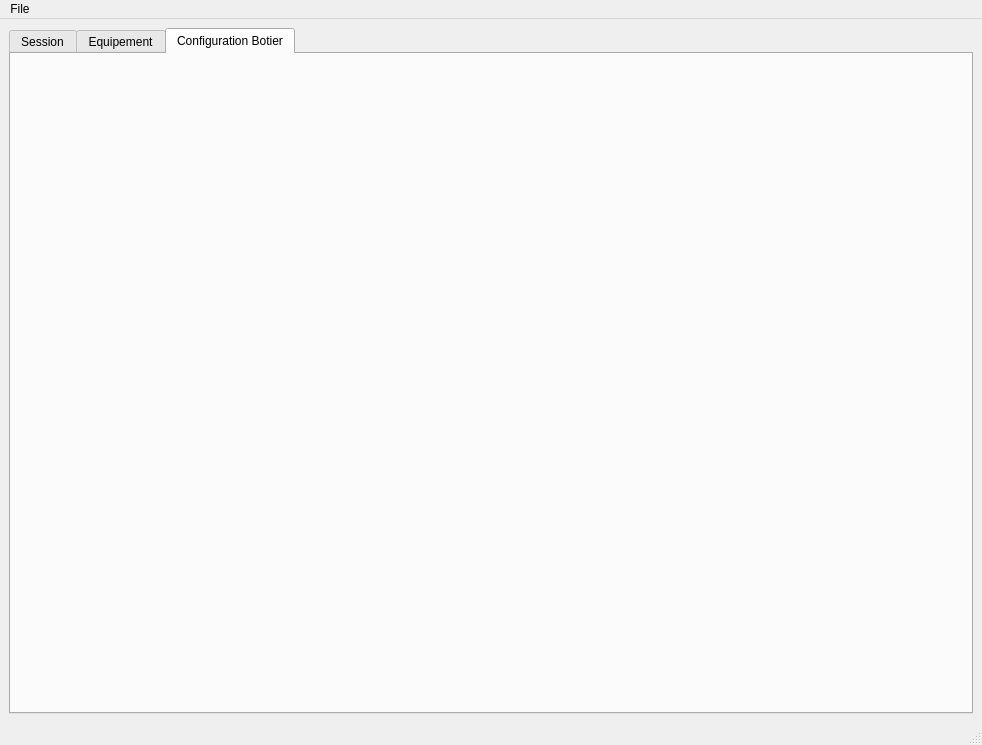
ThomasLeMezo/seafoil-tools, file seafoil-log-analyzer/ui/main_window.ui: the form before one commit.
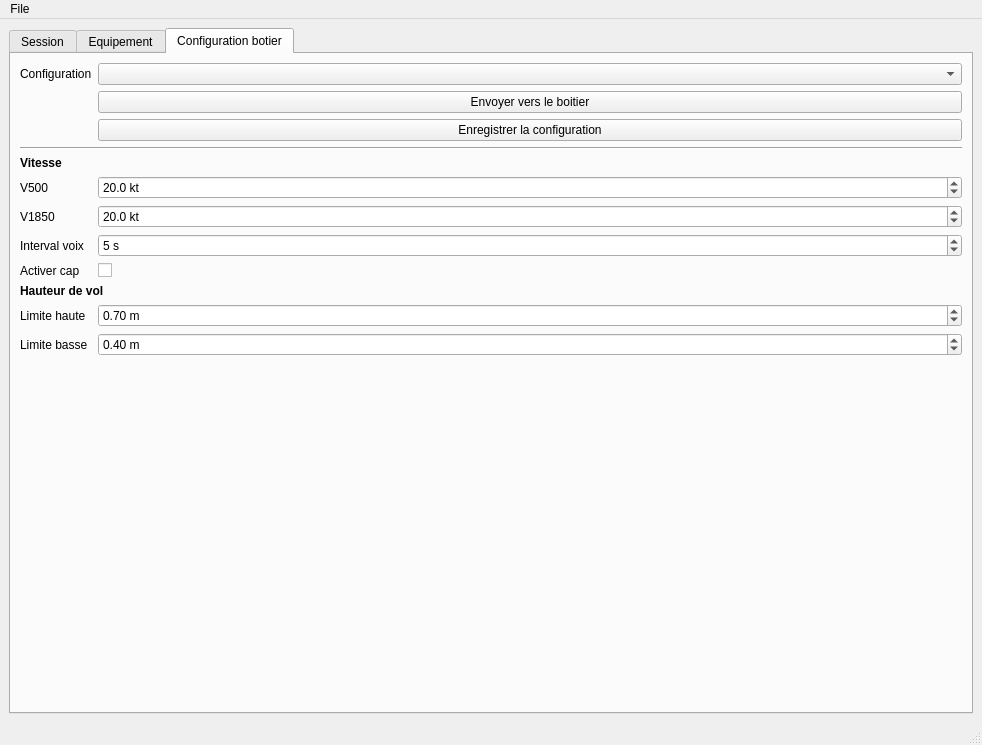
The form after the commit. The open tabs and pages were chosen to show the change.

Patch:
```diff
--- a/seafoil-log-analyzer/ui/main_window.ui
+++ b/seafoil-log-analyzer/ui/main_window.ui
@@ -77,8 +77,214 @@
       </widget>
       <widget class="QWidget" name="tab">
        <attribute name="title">
-        <string>Configuration Botier</string>
+        <string>Configuration botier</string>
        </attribute>
+       <layout class="QFormLayout" name="formLayout">
+        <item row="0" column="0">
+         <widget class="QLabel" name="label">
+          <property name="text">
+           <string>Configuration</string>
+          </property>
+         </widget>
+        </item>
+        <item row="0" column="1">
+         <widget class="QComboBox" name="comboBox"/>
+        </item>
+        <item row="4" column="0" colspan="2">
+         <widget class="QLabel" name="label_7">
+          <property name="font">
+           <font>
+            <weight>75</weight>
+            <bold>true</bold>
+           </font>
+          </property>
+          <property name="text">
+           <string>Vitesse</string>
+          </property>
+          <property name="textFormat">
+           <enum>Qt::AutoText</enum>
+          </property>
+          <property name="alignment">
+           <set>Qt::AlignLeading|Qt::AlignLeft|Qt::AlignVCenter</set>
+          </property>
+         </widget>
+        </item>
+        <item row="5" column="0">
+         <widget class="QLabel" name="label_2">
+          <property name="text">
+           <string>V500</string>
+          </property>
+         </widget>
+        </item>
+        <item row="5" column="1">
+         <widget class="QDoubleSpinBox" name="doubleSpinBox">
+          <property name="suffix">
+           <string> kt</string>
+          </property>
+          <property name="decimals">
+           <number>1</number>
+          </property>
+          <property name="singleStep">
+           <double>0.500000000000000</double>
+          </property>
+          <property name="value">
+           <double>20.000000000000000</double>
+          </property>
+         </widget>
+        </item>
+        <item row="6" column="0">
+         <widget class="QLabel" name="label_3">
+          <property name="text">
+           <string>V1850</string>
+          </property>
+         </widget>
+        </item>
+        <item row="6" column="1">
+         <widget class="QDoubleSpinBox" name="doubleSpinBox_2">
+          <property name="suffix">
+           <string> kt</string>
+          </property>
+          <property name="decimals">
+           <number>1</number>
+          </property>
+          <property name="singleStep">
+           <double>0.500000000000000</double>
+          </property>
+          <property name="value">
+           <double>20.000000000000000</double>
+          </property>
+         </widget>
+        </item>
+        <item row="9" column="0" colspan="2">
+         <widget class="QLabel" name="label_6">
+          <property name="font">
+           <font>
+            <weight>75</weight>
+            <bold>true</bold>
+           </font>
+          </property>
+          <property name="text">
+           <string>Hauteur de vol</string>
+          </property>
+         </widget>
+        </item>
+        <item row="10" column="0">
+         <widget class="QLabel" name="label_4">
+          <property name="text">
+           <string>Limite haute</string>
+          </property>
+         </widget>
+        </item>
+        <item row="10" column="1">
+         <widget class="QDoubleSpinBox" name="doubleSpinBox_4">
+          <property name="suffix">
+           <string> m</string>
+          </property>
+          <property name="maximum">
+           <double>1.100000000000000</double>
+          </property>
+          <property name="singleStep">
+           <double>0.010000000000000</double>
+          </property>
+          <property name="value">
+           <double>0.700000000000000</double>
+          </property>
+         </widget>
+        </item>
+        <item row="11" column="0">
+         <widget class="QLabel" name="label_5">
+          <property name="text">
+           <string>Limite basse</string>
+          </property>
+         </widget>
+        </item>
+        <item row="11" column="1">
+         <widget class="QDoubleSpinBox" name="doubleSpinBox_3">
+          <property name="suffix">
+           <string> m</string>
+          </property>
+          <property name="maximum">
+           <double>1.100000000000000</double>
+          </property>
+          <property name="singleStep">
+           <double>0.010000000000000</double>
+          </property>
+          <property name="value">
+           <double>0.400000000000000</double>
+          </property>
+         </widget>
+        </item>
+        <item row="3" column="0" colspan="2">
+         <widget class="Line" name="line">
+          <property name="sizePolicy">
+           <sizepolicy hsizetype="Minimum" vsizetype="Minimum">
+            <horstretch>0</horstretch>
+            <verstretch>0</verstretch>
+           </sizepolicy>
+          </property>
+          <property name="minimumSize">
+           <size>
+            <width>100</width>
+            <height>0</height>
+           </size>
+          </property>
+          <property name="orientation">
+           <enum>Qt::Horizontal</enum>
+          </property>
+         </widget>
+        </item>
+        <item row="1" column="1">
+         <widget class="QPushButton" name="pushButton">
+          <property name="text">
+           <string>Envoyer vers le boitier</string>
+          </property>
+         </widget>
+        </item>
+        <item row="2" column="1">
+         <widget class="QPushButton" name="pushButton_2">
+          <property name="text">
+           <string>Enregistrer la configuration</string>
+          </property>
+         </widget>
+        </item>
+        <item row="7" column="0">
+         <widget class="QLabel" name="label_8">
+          <property name="text">
+           <string>Interval voix</string>
+          </property>
+         </widget>
+        </item>
+        <item row="7" column="1">
+         <widget class="QSpinBox" name="spinBox">
+          <property name="suffix">
+           <string> s</string>
+          </property>
+          <property name="minimum">
+           <number>2</number>
+          </property>
+          <property name="maximum">
+           <number>6</number>
+          </property>
+          <property name="value">
+           <number>5</number>
+          </property>
+         </widget>
+        </item>
+        <item row="8" column="0">
+         <widget class="QLabel" name="label_9">
+          <property name="text">
+           <string>Activer cap</string>
+          </property>
+         </widget>
+        </item>
+        <item row="8" column="1">
+         <widget class="QCheckBox" name="checkBox">
+          <property name="text">
+           <string/>
+          </property>
+         </widget>
+        </item>
+       </layout>
       </widget>
      </widget>
     </item>
```
Left out of the diff: 5 changed lines with no effect on the pictures.
